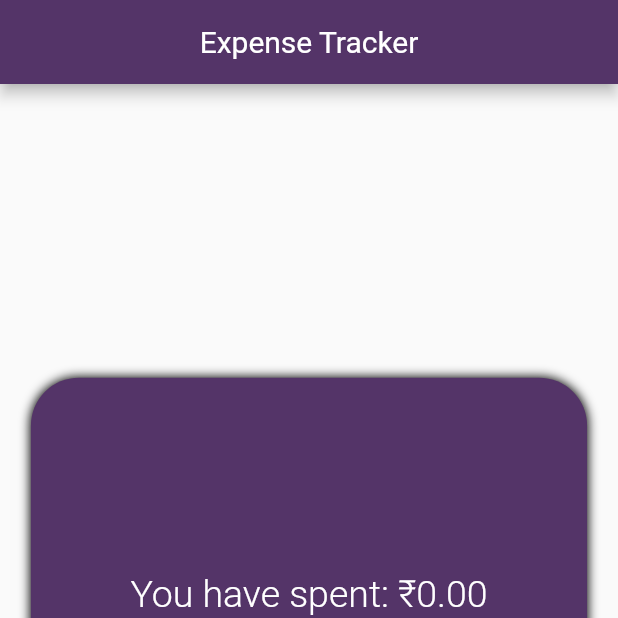
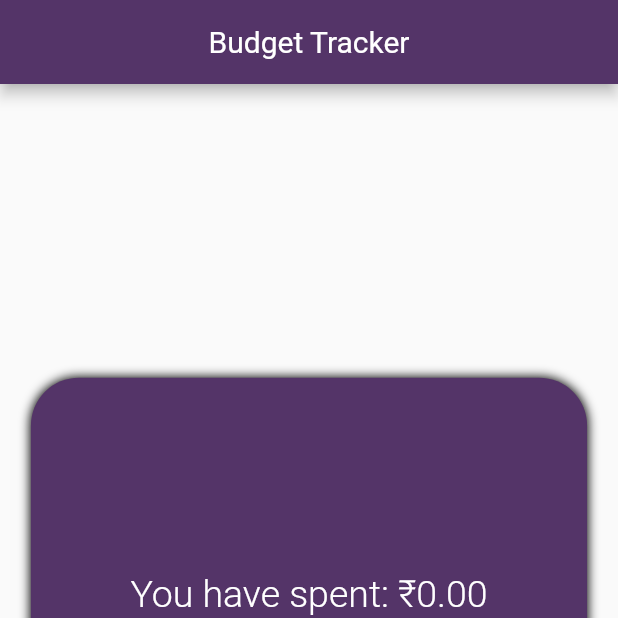
Before and after one commit to harishrsekar/nscc_budget_app, a Flutter app: the screen it shows after launch, on a phone screen of 412 x 824 dp, the top half of it. Run offline on Flutter 3.47's test engine with Material 2 defaults, Android fonts, the light colour scheme and no system bars.

Commit message:
Changed o bar styling

```diff
--- a/lib/homescreen.dart
+++ b/lib/homescreen.dart
@@ -122,7 +122,7 @@ class _ExpenseTrackerHomePageState extends State<ExpenseTrackerHomePage> {
       appBar: AppBar(
         title: const Center(
             child: Text(
-              'Expense Tracker',
+              'Budget Tracker',
               style: TextStyle(fontWeight: FontWeight.w400),
             )),
         backgroundColor: const Color.fromRGBO(84, 52, 104, 1.0),
--- a/lib/main.dart
+++ b/lib/main.dart
@@ -9,7 +9,7 @@ class ExpenseTrackerApp extends StatelessWidget {
   @override
   Widget build(BuildContext context) {
     return MaterialApp(debugShowCheckedModeBanner: false,
-      title: 'Expense Tracker App',
+      title: 'Budget Tracker App',
       theme: ThemeData(
         primarySwatch: Colors.blue,
       ),
```
